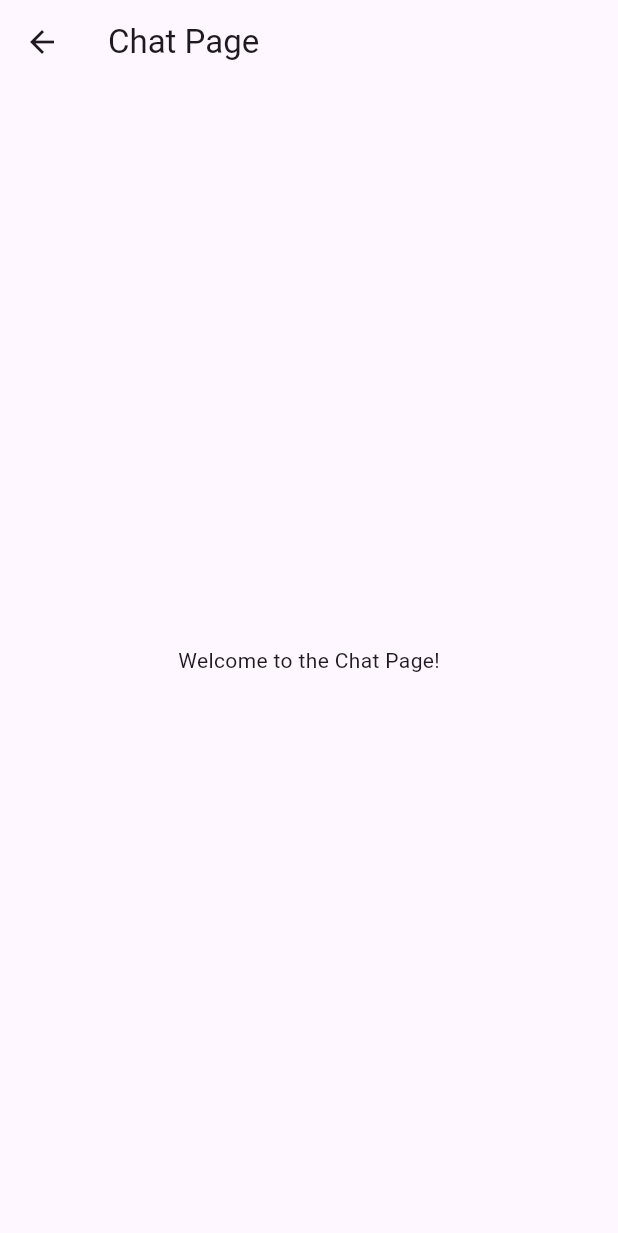
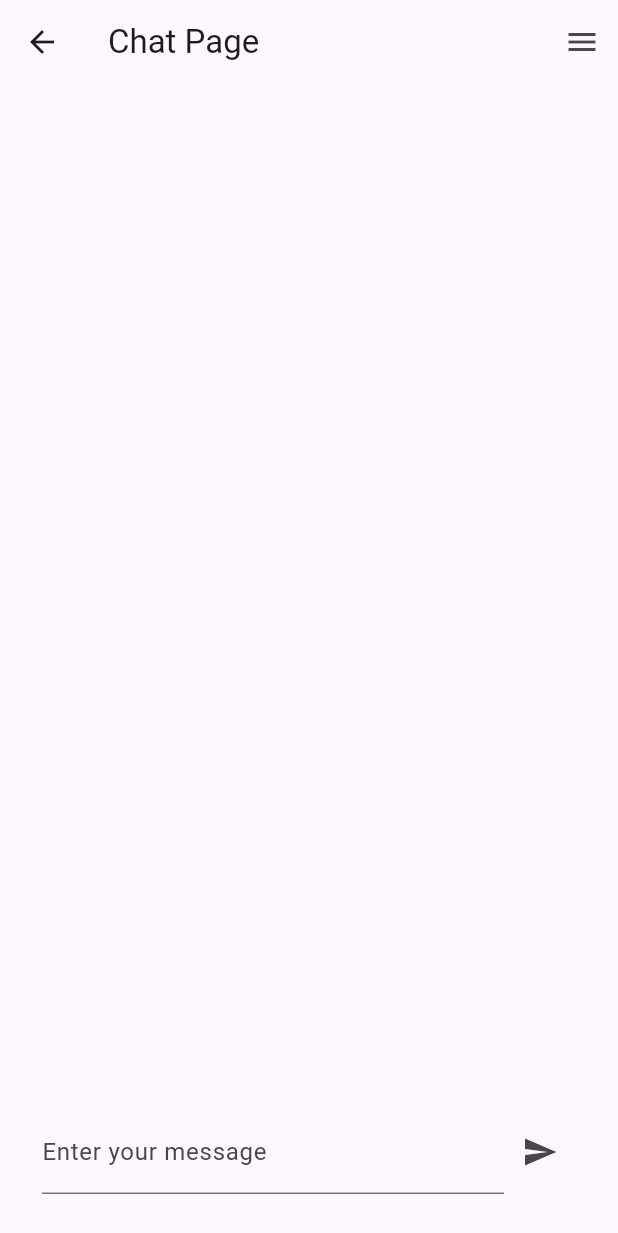
Before and after one commit to yunseoLee0343/feature_navigator, a Flutter app: the ChatPage screen opened directly, on a phone screen of 412 x 824 dp. Shown: the top 1233 px of the screen. Run offline on Flutter 3.47's test engine with Material 3 defaults, Android fonts, the phone set to English and light mode, and no system bars; our stand-ins replace go_router.

Commit message:
feat: Create Chat Page

```diff
--- a/lib/chat_page.dart
+++ b/lib/chat_page.dart
@@ -1,17 +1,150 @@
 import 'package:flutter/material.dart';
+import 'package:go_router/go_router.dart';
 
-class ChatPage extends StatelessWidget {
+import 'feature_route.dart';
+import 'feature_router_provider.dart';
+
+class ChatPage extends StatefulWidget {
   const ChatPage({super.key});
 
   @override
+  _ChatPageState createState() => _ChatPageState();
+}
+
+class _ChatPageState extends State<ChatPage> {
+  final TextEditingController _controller = TextEditingController();
+  final List<String> _messages = [];
+  final List<String> _responses = []; // List to hold responses
+
+  // Local state update function for adding new message
+  void _sendMessage(String message) {
+    setState(() {
+      _messages.add(message);
+      // Simulate a response based on the message
+      _responses.add('Response for "$message"'); // Replace with actual logic
+    });
+  }
+
+  @override
   Widget build(BuildContext context) {
+    final routeInfoProvider = RouteInfoProvider(routes: allRoutes);
+
     return Scaffold(
       appBar: AppBar(
         title: const Text('Chat Page'),
       ),
-      body: const Center(
-        child: Text('Welcome to the Chat Page!'),
+      endDrawer: Drawer(
+        child: Padding(
+          padding: const EdgeInsets.all(8.0),
+          child: Wrap(
+            spacing: 8.0, // Horizontal spacing between buttons
+            runSpacing: 8.0, // Vertical spacing between rows
+            children: routeInfoProvider.getRoutesInfo().map((routeInfo) {
+              return SizedBox(
+                width: 100, // Fixed width for buttons, adjust as needed
+                child: ElevatedButton(
+                  onPressed: () {
+                    Navigator.pop(context); // Close the drawer
+                    context.go(routeInfo['path']!);
+                  },
+                  style: ElevatedButton.styleFrom(
+                    shape: RoundedRectangleBorder(
+                      borderRadius: BorderRadius.circular(12.0),
+                    ),
+                    backgroundColor: Colors.purple,
+                    padding: const EdgeInsets.all(12.0),
+                  ),
+                  child: FittedBox(
+                    fit: BoxFit.scaleDown,
+                    child: Text(
+                      routeInfo['name']!,
+                      textAlign: TextAlign.center,
+                      style: const TextStyle(
+                        color: Colors.white,
+                      ),
+                    ),
+                  ),
+                ),
+              );
+            }).toList(),
+          ),
+        ),
+      ),
+      body: Padding(
+        padding: const EdgeInsets.all(20),
+        child: Column(
+          children: [
+            Expanded(
+              child: ListView.builder(
+                itemCount: _messages.length,
+                itemBuilder: (context, index) {
+                  return ChatBubble(
+                    message: _messages[index],
+                    isUserMessage: true,
+                  );
+                },
+              ),
+            ),
+            Padding(
+              padding: const EdgeInsets.all(8.0),
+              child: Row(
+                children: [
+                  Expanded(
+                    child: TextField(
+                      controller: _controller,
+                      decoration: const InputDecoration(
+                        labelText: 'Enter your message',
+                      ),
+                    ),
+                  ),
+                  IconButton(
+                    icon: const Icon(Icons.send),
+                    onPressed: () {
+                      final message = _controller.text;
+                      if (message.isNotEmpty) {
+                        _sendMessage(message);
+                        _controller.clear();
+                      }
+                    },
+                  ),
+                ],
+              ),
+            ),
+          ],
+        ),
       ),
     );
   }
 }
+
+class ChatBubble extends StatelessWidget {
+  final String message;
+  final bool isUserMessage;
+
+  const ChatBubble({
+    super.key,
+    required this.message,
+    required this.isUserMessage,
+  });
+
+  @override
+  Widget build(BuildContext context) {
+    return Align(
+      alignment: isUserMessage ? Alignment.centerRight : Alignment.centerLeft,
+      child: Container(
+        padding: const EdgeInsets.all(10.0),
+        margin: const EdgeInsets.symmetric(vertical: 5.0, horizontal: 10.0),
+        decoration: BoxDecoration(
+          color: isUserMessage ? Colors.blue : Colors.grey.shade200,
+          borderRadius: BorderRadius.circular(12.0),
+        ),
+        child: Text(
+          message,
+          style: TextStyle(
+            color: isUserMessage ? Colors.white : Colors.black,
+          ),
+        ),
+      ),
+    );
+  }
+}
--- a/lib/feature_route.dart
+++ b/lib/feature_route.dart
@@ -1,6 +1,9 @@
 import 'package:feature_navigator/chat_page.dart';
 import 'package:flutter/material.dart';
 import 'package:go_router/go_router.dart';
+
+List<FeatureRoute> _allRoutes = [];
+get allRoutes => _allRoutes;
 
 class FeatureRoute extends GoRoute {
   final String description;
@@ -34,5 +37,7 @@ class FeatureRoute extends GoRoute {
             }
             return child;
           },
-        );
+        ) {
+    _allRoutes.add(this);
+  }
 }
```
